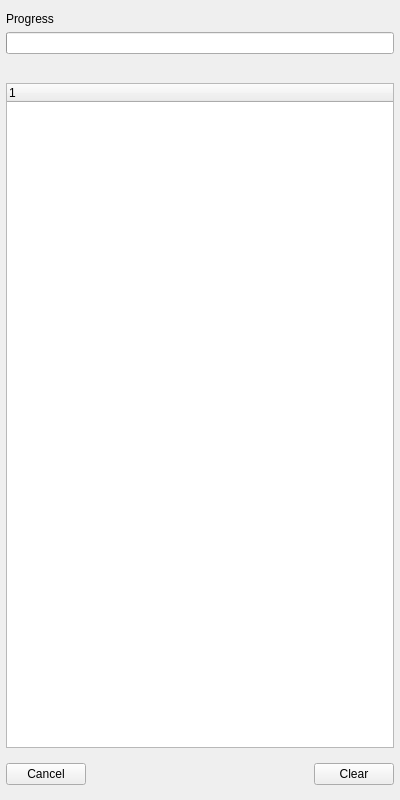
This is sources/progressview.ui in mikaelsundell/stageviz as Qt 5 draws it before an edit. The edited form follows.
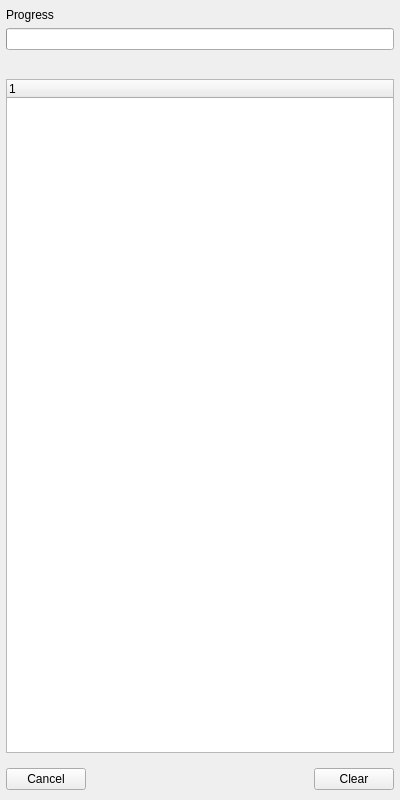
This is the edited form. Custom widgets are drawn as their Qt base class.

Commit message: Changed from docks to splitters and widgets for outliner and progress Improved stylesheet, now has minimum width and height for scrollbars

What changed in the file:
```diff
--- a/sources/progressview.ui
+++ b/sources/progressview.ui
@@ -21,7 +21,7 @@
     <number>6</number>
    </property>
    <property name="topMargin">
-    <number>12</number>
+    <number>8</number>
    </property>
    <property name="rightMargin">
     <number>6</number>
@@ -103,6 +103,9 @@
          <property name="rightMargin">
           <number>0</number>
          </property>
+         <property name="bottomMargin">
+          <number>4</number>
+         </property>
          <item>
           <widget class="QPushButton" name="cancel">
            <property name="text">
```
The commit also changes 6 other files.
